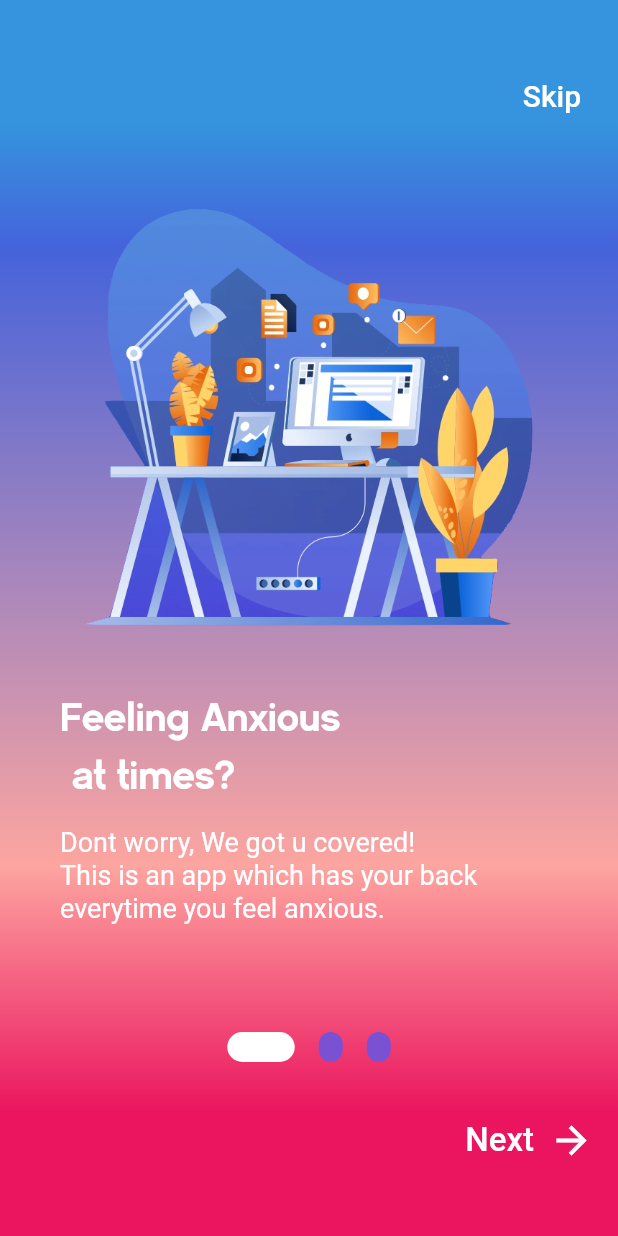
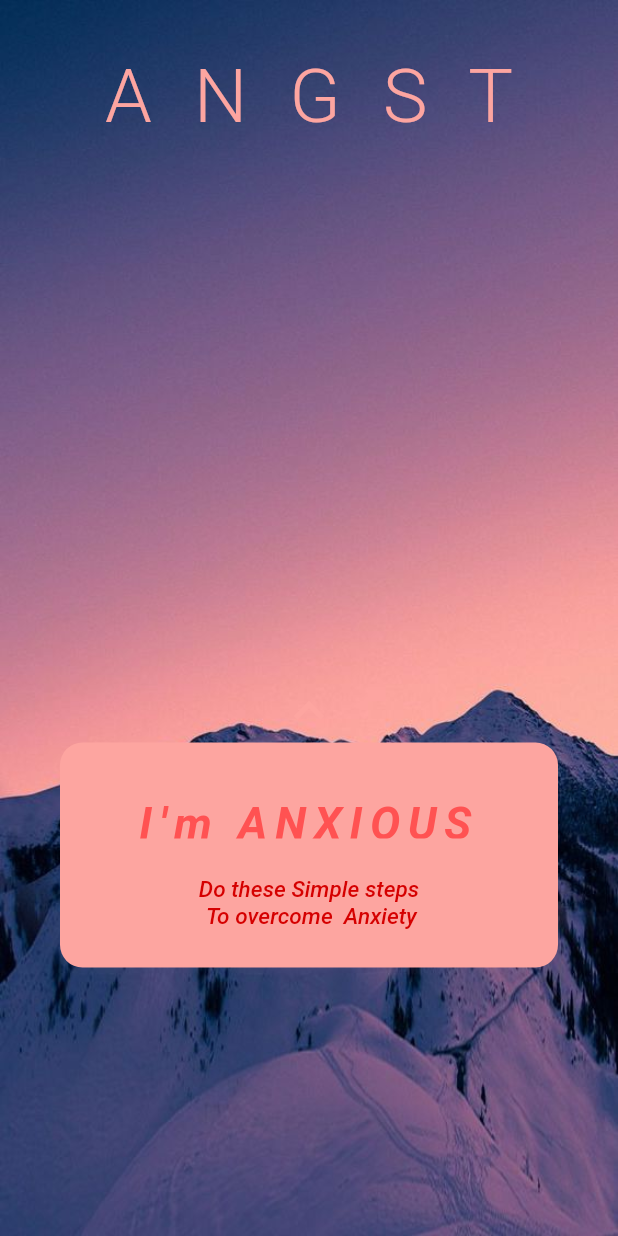
Before and after one commit to hariharen9/angst, a Flutter app: the screen it shows after launch, on a phone screen of 412 x 824 dp. Run offline on Flutter 3.47's test engine with Material 2 defaults, Android fonts, the phone set to English and light mode, and no system bars; our stand-ins replace google_fonts.

Commit message:
Landing page has been added TODO: Add the bottom grid

```diff
--- a/lib/landing_page.dart
+++ b/lib/landing_page.dart
@@ -0,0 +1,144 @@
+import 'package:flutter/material.dart';
+import 'package:google_fonts/google_fonts.dart';
+
+const activecardcolor = Color(0xFF1D1E3F);
+const bottombarcolor = Color(0xFFEB155F);
+
+class LandingPage extends StatefulWidget {
+  @override
+  _LandingPageState createState() => _LandingPageState();
+}
+
+class _LandingPageState extends State<LandingPage> {
+  @override
+  Widget build(BuildContext context) {
+    return Scaffold(
+      body: Container(
+          decoration: BoxDecoration(
+            image: DecorationImage(
+              image: AssetImage('assets/images/background.jpg'),
+              fit: BoxFit.cover,
+            ),
+          ),
+          child: SafeArea(
+            child: ListView(
+              padding: EdgeInsets.all(15.0),
+              children: <Widget>[
+                SizedBox(
+                  height: 20,
+                ),
+                Container(
+                  child: Expanded(
+                    child: Center(
+                      child: Text(
+                        'A N G S T',
+                        style: GoogleFonts.roboto(
+                          textStyle: TextStyle(
+                            color: Color(0xFFFDA5A0),
+                            fontSize: 50,
+                            letterSpacing: 8,
+                            fontWeight: FontWeight.w300,
+                          ),
+                        ),
+                      ),
+                    ),
+                  ),
+                ),
+                SizedBox(
+                  height: 360.0,
+                ),
+                Container(
+                  child: Center(
+                    child: Icon(
+                      Icons.keyboard_arrow_up,
+                      size: 40,
+                      color: Color(0xFFFDA5A0),
+                    ),
+                  ),
+                ),
+                Container(
+                  child: Expanded(
+                    child: Container(
+                      height: 150,
+                      width: 350,
+                      margin: EdgeInsets.fromLTRB(25, 1, 25, 25),
+                      decoration: BoxDecoration(
+                        color: Color(0xFFFDA5A0),
+                        borderRadius: BorderRadius.circular(15),
+                      ),
+                      child: Expanded(
+                        child: Column(
+                          children: [
+                            SizedBox(
+                              height: 20,
+                            ),
+                            Center(
+                              child: Container(
+                                padding: EdgeInsets.all(16),
+                                height: 60,
+                                child: Center(
+                                  child: Text(
+                                    'I\'m ANXIOUS',
+                                    textAlign: TextAlign.center,
+                                    style: GoogleFonts.roboto(
+                                      textStyle: TextStyle(
+                                        letterSpacing: 5,
+                                        color: Colors.redAccent,
+                                        fontStyle: FontStyle.italic,
+                                        fontSize: 30,
+                                        fontWeight: FontWeight.w600,
+                                      ),
+                                    ),
+                                  ),
+                                ),
+                              ),
+                            ),
+                            SizedBox(
+                              height: 5,
+                            ),
+                            Container(
+                              padding: EdgeInsets.all(4),
+                              child: Center(
+                                child: Text(
+                                  'Do these Simple steps\n To overcome  Anxiety',
+                                  textAlign: TextAlign.center,
+                                  style: GoogleFonts.roboto(
+                                    textStyle: TextStyle(
+                                      color: Colors.redAccent.shade700,
+                                      fontStyle: FontStyle.italic,
+                                      fontSize: 15,
+                                      fontWeight: FontWeight.w500,
+                                    ),
+                                  ),
+                                ),
+                              ),
+                            ),
+                          ],
+                        ),
+                      ),
+                    ),
+                  ),
+                ),
+              ],
+            ),
+          )),
+    );
+  }
+}
+
+class ReusableCard extends StatelessWidget {
+  ReusableCard({@required this.colour});
+
+  final Color colour;
+
+  @override
+  Widget build(BuildContext context) {
+    return Container(
+      margin: EdgeInsets.all(15.0),
+      decoration: BoxDecoration(
+        color: colour,
+        borderRadius: BorderRadius.circular(15),
+      ),
+    );
+  }
+}
--- a/lib/main.dart
+++ b/lib/main.dart
@@ -1,3 +1,4 @@
+import 'package:angst/landing_page.dart';
 import 'package:angst/onboarding_screen.dart';
 
 import 'package:angst/quiz.dart';
@@ -19,7 +20,7 @@ class MyApp extends StatelessWidget {
         primarySwatch: Colors.blue,
         visualDensity: VisualDensity.adaptivePlatformDensity,
       ),
-      home: OnboardingScreen(),
+      home: LandingPage(),
     );
   }
 }
--- a/lib/quiz_results_greater.dart
+++ b/lib/quiz_results_greater.dart
@@ -18,17 +18,17 @@ class resultGreaterThanTwo extends StatelessWidget {
             child: Opacity(
               opacity: 0.81,
               child: Container(
-                margin: EdgeInsets.all(45.0),
+                margin: EdgeInsets.all(35.0),
                 decoration: BoxDecoration(
                   color: activecardcolor,
-                  borderRadius: BorderRadius.circular(15),
+                  borderRadius: BorderRadius.circular(35),
                 ),
                 child: Center(
                   child: Text(
                     'You have moderate to Severe anxiety',
                     textAlign: TextAlign.center,
                     style: GoogleFonts.varela(
-                      fontSize: 30,
+                      fontSize: 25.0,
                       fontWeight: FontWeight.w700,
                       color: Colors.black,
                     ),
--- a/lib/quiz_results_lesser.dart
+++ b/lib/quiz_results_lesser.dart
@@ -18,17 +18,17 @@ class resultLessThanTwo extends StatelessWidget {
             child: Opacity(
               opacity: 0.81,
               child: Container(
-                margin: EdgeInsets.all(45.0),
+                margin: EdgeInsets.all(35.0),
                 decoration: BoxDecoration(
                   color: activecardcolor,
-                  borderRadius: BorderRadius.circular(15),
+                  borderRadius: BorderRadius.circular(35),
                 ),
                 child: Center(
                   child: Text(
                     'You have mild to moderate anxiety',
                     textAlign: TextAlign.center,
                     style: GoogleFonts.varela(
-                      fontSize: 30,
+                      fontSize: 25,
                       fontWeight: FontWeight.w700,
                       color: Colors.black,
                     ),
```
Also changed, not shown: lib/quiz.dart (+27 -22 lines).
